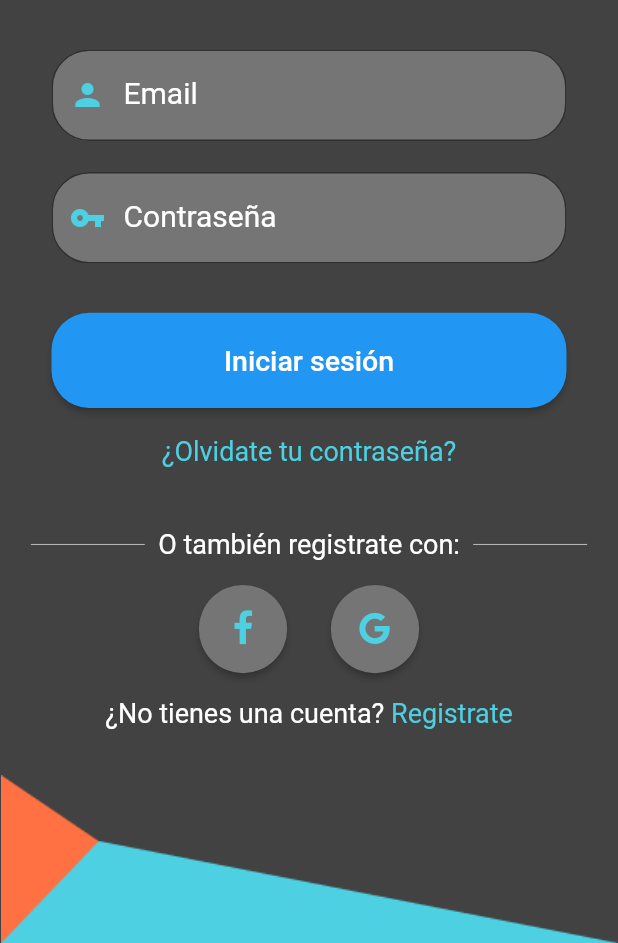
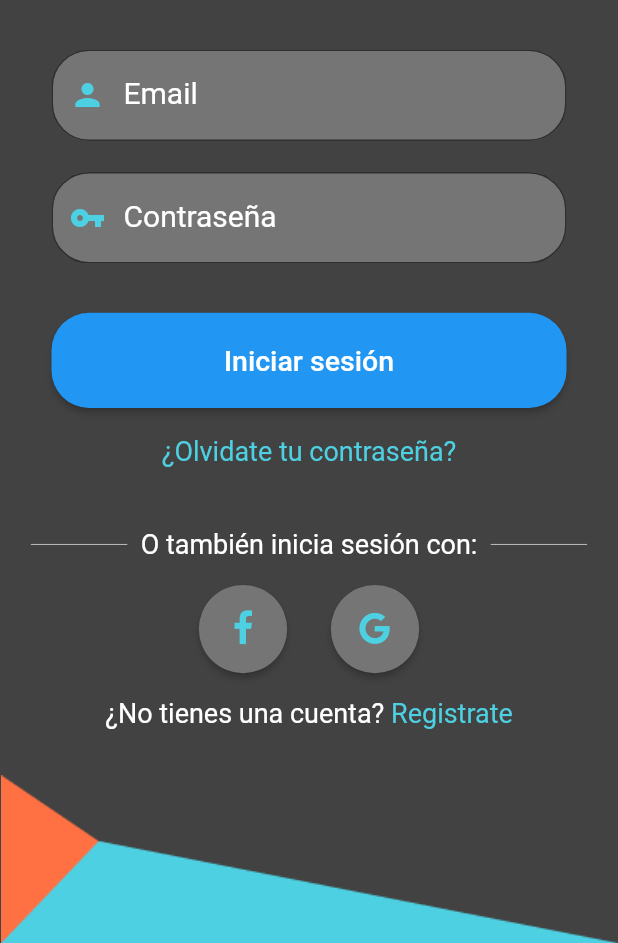
Before and after one commit to OrbitalCardinal/Savely, a Flutter app: the screen it shows after launch, on a phone screen of 412 x 824 dp, the part 293-1236 px from its top. Run offline on Flutter 3.47's test engine with Material 2 defaults, Android fonts, the phone set to English and light mode, and no system bars.

Commit message:
Make widgets own file, and add tap gesture on text

```diff
--- a/lib/body.dart
+++ b/lib/body.dart
@@ -36,6 +36,7 @@ class LoginBody extends StatelessWidget {
                     Icons.person,
                     color: Colors.cyan[300],
                   ),
+                  pass: false,
                 ),
                 SizedBox(height: size.height / 40),
                 TextFieldGrey(
@@ -44,13 +45,19 @@ class LoginBody extends StatelessWidget {
                     Icons.vpn_key,
                     color: Colors.cyan[300],
                   ),
+                  pass: true,
                 ),
                 SizedBox(height: size.height / 25),
                 ExpandedBlueButton(size: size),
                 SizedBox(height: size.height / 45),
-                Text(
-                  "¿Olvidate tu contraseña?",
-                  style: TextStyle(fontSize: 18, color: Colors.cyan[300]),
+                GestureDetector(
+                  child: Text(
+                    "¿Olvidate tu contraseña?",
+                    style: TextStyle(fontSize: 18, color: Colors.cyan[300]),
+                  ),
+                  onTap: () {
+                    print("Olvidaste tu contrasena");
+                  },
                 ),
                 SizedBox(height: size.height / 20),
               ],
@@ -60,7 +67,7 @@ class LoginBody extends StatelessWidget {
             width: size.width - size.width / 10,
             child: Column(
               children: [
-                DividerAuth("  O también registrate con:  "),
+                DividerAuth("  O también inicia sesión con:  "),
                 SizedBox(height: size.height / 50),
                 Row(
                   mainAxisAlignment: MainAxisAlignment.center,
--- /dev/null
+++ b/lib/loginBackground.dart
@@ -0,0 +1,31 @@
+import 'package:flutter/material.dart';
+
+class LoginBackground extends StatelessWidget {
+  LoginBackground({this.size, this.loginChild});
+  final Widget loginChild;
+  final Size size;
+
+  @override
+  Widget build(BuildContext context) {
+    return Stack (
+      children: [
+        Positioned(
+          top: 0,
+          child: Image.asset(
+            'assets/images/loguptri.png',
+            width: size.width,
+          ),
+        ),
+        Positioned(
+          top: size.height - 112,
+          child: Image.asset(
+            'assets/images/logdowntri.png',
+            width: size.width,
+          ),
+        ),
+        loginChild,
+
+      ],
+    );
+  }
+}
--- a/lib/main.dart
+++ b/lib/main.dart
@@ -1,6 +1,7 @@
 import 'package:flutter/material.dart';
 import 'package:flutter/services.dart';
 import 'body.dart';
+import 'loginBackground.dart';
 
 void main() {
   runApp(MyApp());
@@ -32,33 +33,14 @@ class _MyHomePageState extends State<MyHomePage> {
     SystemChrome.setPreferredOrientations([
         DeviceOrientation.portraitUp,
         DeviceOrientation.portraitDown,
-      ]);
+    ]);
     return Scaffold(
       resizeToAvoidBottomInset: false,
       body: Container(
         height: size.height,
         width: size.width,
         color: Colors.grey[800],
-        child: Stack (
-          children: [
-            Positioned(
-              top: 0,
-              child: Image.asset(
-                'assets/images/loguptri.png',
-                width: size.width,
-              ),
-            ),
-            Positioned(
-              top: size.height - 112,
-              child: Image.asset(
-                'assets/images/logdowntri.png',
-                width: size.width,
-              ),
-            ),
-            LoginBody(size: size),
-
-          ],
-        ),
+        child: LoginBackground(size: size, loginChild: LoginBody(size: size),),
       ),
     );
   }
--- a/lib/noAccountRegister.dart
+++ b/lib/noAccountRegister.dart
@@ -10,8 +10,19 @@ class NoAccountRegister extends StatelessWidget {
     return Row(
       mainAxisAlignment: MainAxisAlignment.center,
       children: [
-        Text("¿No tienes una cuenta?", style: TextStyle(fontSize: 18, color: Colors.white),),
-        Text(" Registrate", style: TextStyle(fontSize: 18, color: Colors.cyan[300]),),
+        Text(
+          "¿No tienes una cuenta?",
+          style: TextStyle(fontSize: 18, color: Colors.white),
+        ),
+        GestureDetector(
+          child: Text(
+            " Registrate",
+            style: TextStyle(fontSize: 18, color: Colors.cyan[300]),
+          ),
+          onTap: () {
+            print("Registrate");
+          },
+        ),
       ],
     );
   }
--- a/lib/textFieldGrey.dart
+++ b/lib/textFieldGrey.dart
@@ -3,11 +3,13 @@ import 'package:flutter/material.dart';
 class TextFieldGrey extends StatelessWidget {
   final String labelText;
   final Icon prefixIcon;
-  TextFieldGrey({this.labelText, this.prefixIcon});
+  final bool pass;
+  TextFieldGrey({this.labelText, this.prefixIcon, this.pass});
   @override
   Widget build(BuildContext context) {
     return TextField(
       style: TextStyle(color: Colors.white, fontSize: 18),
+      obscureText: pass ? true : false,
       decoration: InputDecoration(
           focusedBorder: OutlineInputBorder(
            borderSide: BorderSide(color: Colors.cyan[300]),
```
